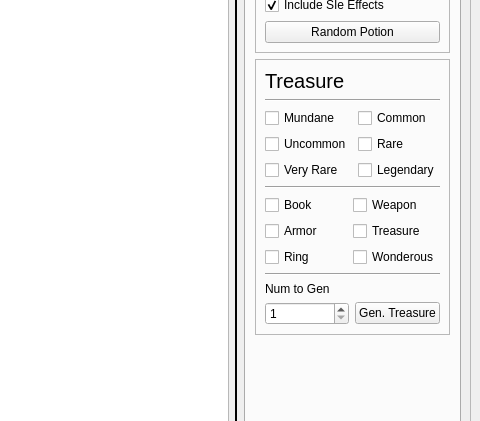
First picture: the form in raw_ui_files/ginaa_gui.ui, repository zerihemla/ginaa, before the edit; both pictures show x 451 to 931 and y 251 to 672 of the 931 by 754 pixel window.
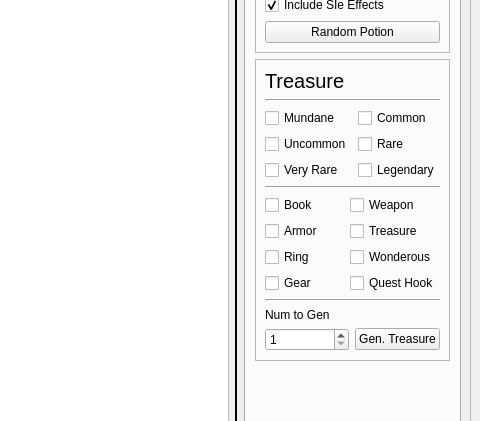
Second picture: the form after the edit. The open tabs and pages were chosen to show the change.

Commit message: Fixed the treasure table. Took out some items that didnt make sense and re-classified other items that had bad classifications.

What changed in the file:
```diff
--- a/raw_ui_files/ginaa_gui.ui
+++ b/raw_ui_files/ginaa_gui.ui
@@ -80,7 +80,7 @@
           </sizepolicy>
          </property>
          <property name="currentIndex">
-          <number>0</number>
+          <number>1</number>
          </property>
          <widget class="QWidget" name="peeps_and_paces_tab">
           <attribute name="title">
@@ -371,27 +371,25 @@
              <property name="frameShadow">
               <enum>QFrame::Raised</enum>
              </property>
-             <layout class="QGridLayout" name="gridLayout_19">
-              <item row="7" column="0">
-               <layout class="QHBoxLayout" name="horizontalLayout_2">
-                <item>
-                 <widget class="QSpinBox" name="num_treasure_box">
-                  <property name="minimum">
-                   <number>1</number>
-                  </property>
-                  <property name="maximum">
-                   <number>10</number>
-                  </property>
-                 </widget>
-                </item>
-                <item>
-                 <widget class="QPushButton" name="generate_treasure_button">
-                  <property name="text">
-                   <string>Gen. Treasure</string>
-                  </property>
-                 </widget>
-                </item>
-               </layout>
+             <layout class="QGridLayout" name="gridLayout_8">
+              <item row="0" column="0">
+               <widget class="QLabel" name="treasure_labsl">
+                <property name="font">
+                 <font>
+                  <pointsize>15</pointsize>
+                 </font>
+                </property>
+                <property name="text">
+                 <string>Treasure</string>
+                </property>
+               </widget>
+              </item>
+              <item row="1" column="0">
+               <widget class="Line" name="line_8">
+                <property name="orientation">
+                 <enum>Qt::Horizontal</enum>
+                </property>
+               </widget>
               </item>
               <item row="2" column="0">
                <layout class="QGridLayout" name="gridLayout_17">
@@ -455,27 +453,8 @@
                 </property>
                </widget>
               </item>
-              <item row="1" column="0">
-               <widget class="Line" name="line_8">
-                <property name="orientation">
-                 <enum>Qt::Horizontal</enum>
-                </property>
-               </widget>
-              </item>
-              <item row="0" column="0">
-               <widget class="QLabel" name="treasure_labsl">
-                <property name="font">
-                 <font>
-                  <pointsize>15</pointsize>
-                 </font>
-                </property>
-                <property name="text">
-                 <string>Treasure</string>
-                </property>
-               </widget>
-              </item>
               <item row="4" column="0">
-               <layout class="QGridLayout" name="gridLayout_18">
+               <layout class="QGridLayout" name="gridLayout_7">
                 <item row="0" column="0">
                  <widget class="QCheckBox" name="book_box">
                   <property name="text">
@@ -536,6 +515,20 @@
                   </property>
                  </widget>
                 </item>
+                <item row="3" column="0">
+                 <widget class="QCheckBox" name="gear_box">
+                  <property name="text">
+                   <string>Gear</string>
+                  </property>
+                 </widget>
+                </item>
+                <item row="3" column="1">
+                 <widget class="QCheckBox" name="quest_hook_box">
+                  <property name="text">
+                   <string>Quest Hook</string>
+                  </property>
+                 </widget>
+                </item>
                </layout>
               </item>
               <item row="5" column="0">
@@ -552,6 +545,27 @@
                 </property>
                </widget>
               </item>
+              <item row="7" column="0">
+               <layout class="QHBoxLayout" name="horizontalLayout_2">
+                <item>
+                 <widget class="QSpinBox" name="num_treasure_box">
+                  <property name="minimum">
+                   <number>1</number>
+                  </property>
+                  <property name="maximum">
+                   <number>10</number>
+                  </property>
+                 </widget>
+                </item>
+                <item>
+                 <widget class="QPushButton" name="generate_treasure_button">
+                  <property name="text">
+                   <string>Gen. Treasure</string>
+                  </property>
+                 </widget>
+                </item>
+               </layout>
+              </item>
              </layout>
             </widget>
            </item>
```
The commit also changes 4 other files.
